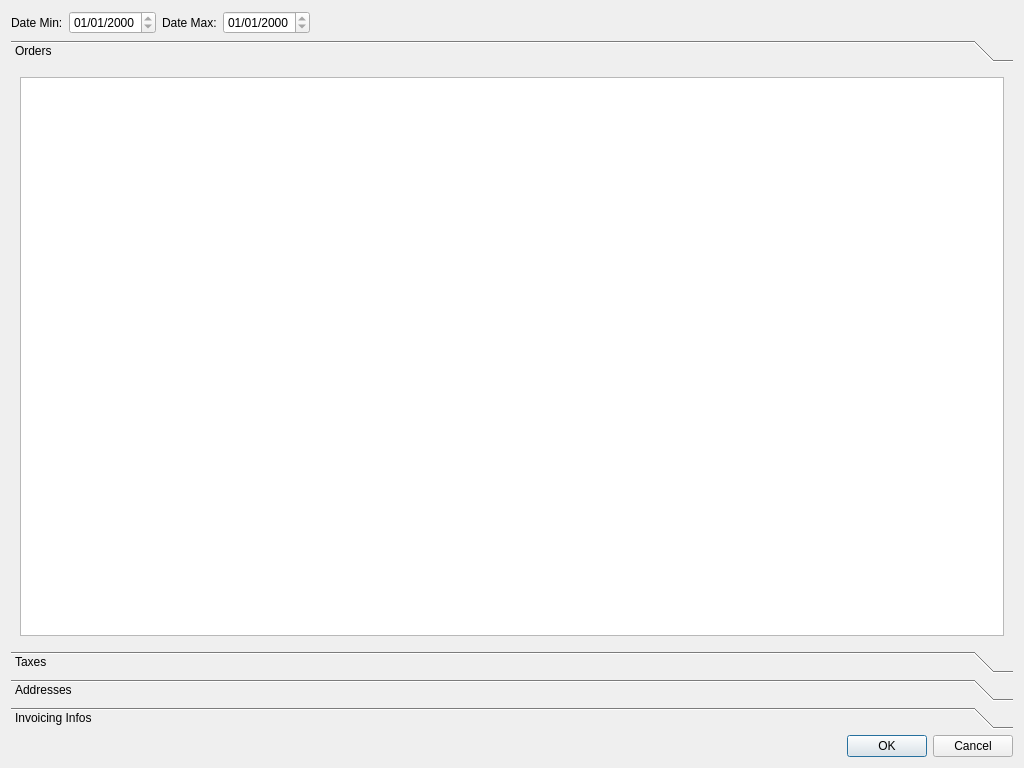
First picture: the form in AmzBooks/gui/dialogs/DialogViewOrders.ui, repository icingerpower/AmzBooks, before the edit.
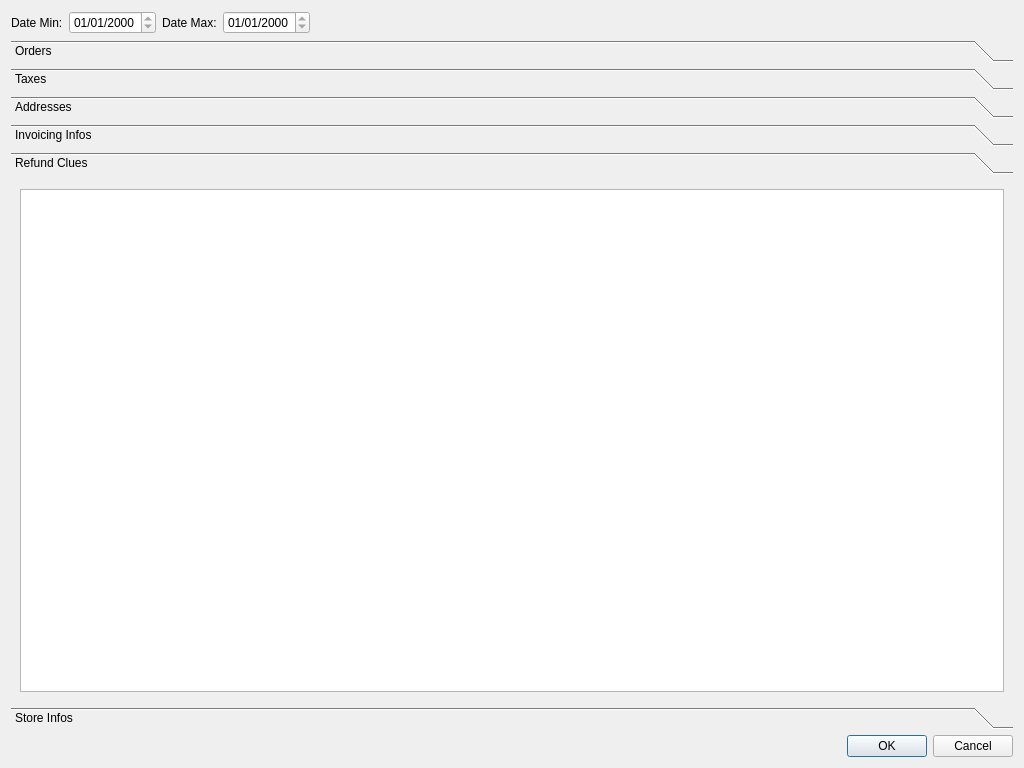
Second picture: the form after the edit. The open tabs and pages were chosen to show the change.

Commit message: Fixed order viewing and retrieval for EU amazon orders.

The edit to the form file:
```diff
--- a/AmzBooks/gui/dialogs/DialogViewOrders.ui
+++ b/AmzBooks/gui/dialogs/DialogViewOrders.ui
@@ -142,6 +142,42 @@
        </item>
       </layout>
      </widget>
+     <widget class="QWidget" name="pageRefundClues">
+      <property name="geometry">
+       <rect>
+        <x>0</x>
+        <y>0</y>
+        <width>100</width>
+        <height>30</height>
+       </rect>
+      </property>
+      <attribute name="label">
+       <string>Refund Clues</string>
+      </attribute>
+      <layout class="QVBoxLayout" name="verticalLayout_6">
+       <item>
+        <widget class="QTableView" name="tableViewRefundClues"/>
+       </item>
+      </layout>
+     </widget>
+     <widget class="QWidget" name="pageStoreInfos">
+      <property name="geometry">
+       <rect>
+        <x>0</x>
+        <y>0</y>
+        <width>100</width>
+        <height>30</height>
+       </rect>
+      </property>
+      <attribute name="label">
+       <string>Store Infos</string>
+      </attribute>
+      <layout class="QVBoxLayout" name="verticalLayout_7">
+       <item>
+        <widget class="QTableView" name="tableViewStoreInfos"/>
+       </item>
+      </layout>
+     </widget>
     </widget>
    </item>
    <item>
```
The commit also changes 16 other files.
